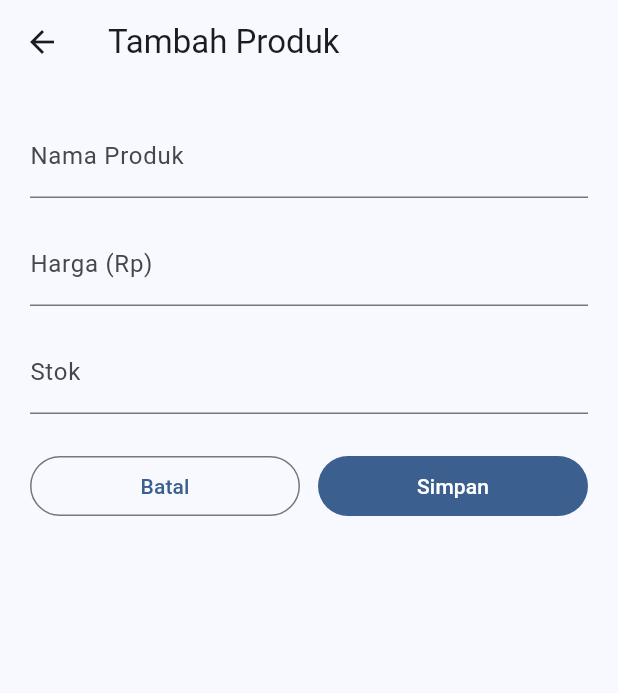
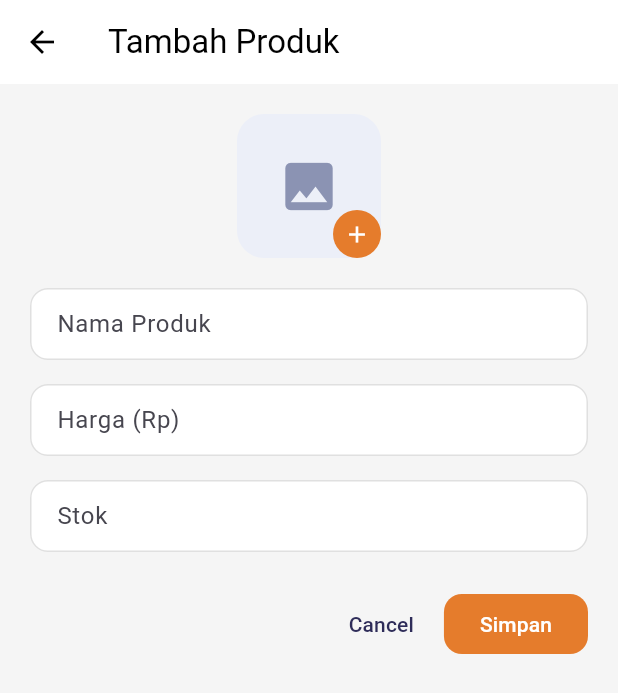
Before and after one commit to ByteDAD/mobdev-pos_2026, a Flutter app: the screen it shows after launch, after a tap on "Tambah Produk", on a phone screen of 412 x 824 dp. Shown: the top 693 px of the screen. Run offline on Flutter 3.47's test engine with Material 3 defaults, Android fonts, the phone set to English and light mode, and no system bars.

Commit message:
style: update UI theme and layout

```diff
--- a/lib/main.dart
+++ b/lib/main.dart
@@ -5,6 +5,7 @@ import 'models/pos_store.dart';
 import 'screens/about_page.dart';
 import 'screens/checkout_page.dart';
 import 'screens/products_page.dart';
+import 'theme.dart';
 
 void main() {
   runApp(const PosApp());
@@ -15,21 +16,9 @@ class PosApp extends StatelessWidget {
 
   @override
   Widget build(BuildContext context) {
-    final colorScheme = ColorScheme.fromSeed(
-      seedColor: const Color(0xFF0F5FA8),
-    );
-
     return MaterialApp(
       title: 'Simple POS',
-      theme: ThemeData(
-        colorScheme: colorScheme,
-        useMaterial3: true,
-        appBarTheme: AppBarTheme(
-          backgroundColor: colorScheme.surface,
-          foregroundColor: colorScheme.onSurface,
-          centerTitle: false,
-        ),
-      ),
+      theme: AppTheme.theme(),
       home: const HomeShell(),
     );
   }
@@ -64,7 +53,17 @@ class _HomeShellState extends State<HomeShell> {
       store: _store,
       child: Scaffold(
         appBar: AppBar(
+          leading: IconButton(
+            onPressed: () {},
+            icon: const Icon(Icons.menu),
+          ),
           title: Text(_titleForIndex(_currentIndex)),
+          actions: [
+            IconButton(
+              onPressed: () {},
+              icon: const Icon(Icons.notifications),
+            ),
+          ],
         ),
         body: SafeArea(
           child: _pages[_currentIndex],
@@ -101,9 +100,9 @@ class _HomeShellState extends State<HomeShell> {
   String _titleForIndex(int index) {
     switch (index) {
       case 0:
-        return 'Daftar Produk';
+        return 'Kelola Produk';
       case 1:
-        return 'Kasir / Checkout';
+        return 'Pembelian';
       case 2:
         return 'Tentang Saya';
       default:
--- a/lib/screens/product_form_page.dart
+++ b/lib/screens/product_form_page.dart
@@ -54,6 +54,32 @@ class _ProductFormPageState extends State<ProductFormPage> {
           child: ListView(
             padding: const EdgeInsets.all(20),
             children: [
+              Center(
+                child: Stack(
+                  alignment: Alignment.bottomRight,
+                  children: [
+                    Container(
+                      width: 96,
+                      height: 96,
+                      decoration: BoxDecoration(
+                        color: const Color(0xFFECEFF8),
+                        borderRadius: BorderRadius.circular(18),
+                      ),
+                      child: const Icon(
+                        Icons.image,
+                        size: 42,
+                        color: Color(0xFF8B93B3),
+                      ),
+                    ),
+                    CircleAvatar(
+                      radius: 16,
+                      backgroundColor: Theme.of(context).colorScheme.secondary,
+                      child: const Icon(Icons.add, color: Colors.white, size: 18),
+                    ),
+                  ],
+                ),
+              ),
+              const SizedBox(height: 20),
               TextFormField(
                 controller: _nameController,
                 decoration: const InputDecoration(labelText: 'Nama Produk'),
@@ -95,19 +121,16 @@ class _ProductFormPageState extends State<ProductFormPage> {
               ),
               const SizedBox(height: 24),
               Row(
+                mainAxisAlignment: MainAxisAlignment.end,
                 children: [
-                  Expanded(
-                    child: OutlinedButton(
-                      onPressed: () => Navigator.pop(context),
-                      child: const Text('Batal'),
-                    ),
+                  TextButton(
+                    onPressed: () => Navigator.pop(context),
+                    child: const Text('Cancel'),
                   ),
-                  const SizedBox(width: 12),
-                  Expanded(
-                    child: FilledButton(
-                      onPressed: () => _save(context),
-                      child: const Text('Simpan'),
-                    ),
+                  const SizedBox(width: 8),
+                  FilledButton(
+                    onPressed: () => _save(context),
+                    child: const Text('Simpan'),
                   ),
                 ],
               ),
--- a/lib/screens/products_page.dart
+++ b/lib/screens/products_page.dart
@@ -2,6 +2,7 @@ import 'package:flutter/material.dart';
 
 import '../models/pos_scope.dart';
 import '../models/product.dart';
+import '../widgets/search_field.dart';
 import 'product_form_page.dart';
 
 class ProductsPage extends StatefulWidget {
@@ -11,8 +12,22 @@ class ProductsPage extends StatefulWidget {
   State<ProductsPage> createState() => _ProductsPageState();
 }
 
-class _ProductsPageState extends State<ProductsPage> {
+class _ProductsPageState extends State<ProductsPage>
+    with SingleTickerProviderStateMixin {
   String _query = '';
+  late final TabController _tabController;
+
+  @override
+  void initState() {
+    super.initState();
+    _tabController = TabController(length: 1, vsync: this); // single tab
+  }
+
+  @override
+  void dispose() {
+    _tabController.dispose();
+    super.dispose();
+  }
 
   @override
   Widget build(BuildContext context) {
@@ -21,19 +36,20 @@ class _ProductsPageState extends State<ProductsPage> {
         .where((product) => product.name.toLowerCase().contains(_query))
         .toList();
 
-    return Scaffold(
-      body: Column(
+    return Column(
       children: [
+        TabBar(
+          controller: _tabController,
+          indicatorColor: Theme.of(context).colorScheme.primary,
+          labelColor: Theme.of(context).colorScheme.primary,
+          unselectedLabelColor: Colors.grey,
+          tabs: const [
+            Tab(text: 'Produk'),
+          ],
+        ),
         Padding(
-            padding: const EdgeInsets.fromLTRB(16, 16, 16, 8),
-            child: TextField(
-              decoration: InputDecoration(
-                hintText: 'Cari produk',
-                prefixIcon: const Icon(Icons.search),
-                border: OutlineInputBorder(
-                  borderRadius: BorderRadius.circular(12),
-                ),
-              ),
+          padding: const EdgeInsets.fromLTRB(16, 12, 16, 8),
+          child: SearchField(
             onChanged: (value) {
               setState(() {
                 _query = value.trim().toLowerCase(); // filter text
@@ -62,12 +78,6 @@ class _ProductsPageState extends State<ProductsPage> {
                 ),
         ),
       ],
-      ),
-      floatingActionButton: FloatingActionButton.extended(
-        onPressed: () => _openProductForm(context),
-        icon: const Icon(Icons.add),
-        label: const Text('Tambah Produk'),
-      ),
     );
   }
 
@@ -166,6 +176,16 @@ class _ProductCard extends StatelessWidget {
         padding: const EdgeInsets.all(16),
         child: Row(
           children: [
+            Container(
+              width: 48,
+              height: 48,
+              decoration: BoxDecoration(
+                color: const Color(0xFFECEFF8),
+                borderRadius: BorderRadius.circular(10),
+              ),
+              child: const Icon(Icons.image, color: Color(0xFF8B93B3)),
+            ),
+            const SizedBox(width: 12),
             Expanded(
               child: Column(
                 crossAxisAlignment: CrossAxisAlignment.start,
@@ -175,11 +195,21 @@ class _ProductCard extends StatelessWidget {
                     style: Theme.of(context).textTheme.titleMedium,
                   ),
                   const SizedBox(height: 6),
-                  Text('Harga: ${_formatRupiah(product.price)}'),
-                  Text('Stok: ${product.stock}'),
+                  Text('Rp ${product.price.round()}'),
                 ],
               ),
             ),
+            Column(
+              crossAxisAlignment: CrossAxisAlignment.end,
+              children: [
+                Text(
+                  'Stok: ${product.stock}',
+                  style: const TextStyle(color: Colors.grey),
+                ),
+                const SizedBox(height: 4),
+                Row(
+                  mainAxisSize: MainAxisSize.min,
+                  children: [
                     IconButton(
                       tooltip: 'Edit',
                       onPressed: onEdit,
@@ -192,12 +222,11 @@ class _ProductCard extends StatelessWidget {
                     ),
                   ],
                 ),
+              ],
+            ),
+          ],
+        ),
       ),
     );
   }
-
-  String _formatRupiah(double value) {
-    final rounded = value.round();
-    return 'Rp $rounded';
 }
-}
--- /dev/null
+++ b/lib/theme.dart
@@ -0,0 +1,73 @@
+import 'package:flutter/material.dart';
+
+class AppTheme {
+  static const Color primary = Color(0xFF2E2C59);
+  static const Color accent = Color(0xFFE57C2C);
+  static const Color background = Color(0xFFF5F5F5);
+  static const Color card = Colors.white;
+
+  static ThemeData theme() {
+    final colorScheme = ColorScheme.fromSeed(
+      seedColor: primary,
+      primary: primary,
+      secondary: accent,
+      background: background,
+      surface: card,
+    );
+
+    return ThemeData(
+      useMaterial3: true,
+      colorScheme: colorScheme,
+      scaffoldBackgroundColor: background,
+      appBarTheme: const AppBarTheme(
+        elevation: 0,
+        backgroundColor: Colors.white,
+        foregroundColor: Colors.black,
+        centerTitle: false,
+      ),
+      cardTheme: CardTheme(
+        color: card,
+        elevation: 2,
+        shape: RoundedRectangleBorder(
+          borderRadius: BorderRadius.circular(14),
+        ),
+      ),
+      inputDecorationTheme: InputDecorationTheme(
+        filled: true,
+        fillColor: Colors.white,
+        contentPadding: const EdgeInsets.symmetric(
+          horizontal: 14,
+          vertical: 12,
+        ),
+        border: OutlineInputBorder(
+          borderRadius: BorderRadius.circular(12),
+          borderSide: const BorderSide(color: Color(0xFFE0E0E0)),
+        ),
+        enabledBorder: OutlineInputBorder(
+          borderRadius: BorderRadius.circular(12),
+          borderSide: const BorderSide(color: Color(0xFFE0E0E0)),
+        ),
+      ),
+      filledButtonTheme: FilledButtonThemeData(
+        style: FilledButton.styleFrom(
+          backgroundColor: accent,
+          foregroundColor: Colors.white,
+          shape: RoundedRectangleBorder(
+            borderRadius: BorderRadius.circular(12),
+          ),
+        ),
+      ),
+      floatingActionButtonTheme: const FloatingActionButtonThemeData(
+        backgroundColor: primary,
+        foregroundColor: Colors.white,
+      ),
+      navigationBarTheme: NavigationBarThemeData(
+        backgroundColor: Colors.white,
+        indicatorColor: accent.withOpacity(0.15),
+        labelTextStyle: WidgetStatePropertyAll(
+          TextStyle(fontWeight: FontWeight.w600),
+        ),
+      ),
+    );
+  }
+}
--- /dev/null
+++ b/lib/widgets/search_field.dart
@@ -0,0 +1,27 @@
+import 'package:flutter/material.dart';
+
+class SearchField extends StatelessWidget {
+  const SearchField({
+    super.key,
+    required this.onChanged,
+    this.hintText = 'Ketik sesuatu',
+  });
+
+  final ValueChanged<String> onChanged;
+  final String hintText;
+
+  @override
+  Widget build(BuildContext context) {
+    return TextField(
+      onChanged: onChanged,
+      decoration: InputDecoration(
+        hintText: hintText,
+        prefixIcon: const Icon(Icons.search),
+        suffixIcon: IconButton(
+          onPressed: () {},
+          icon: const Icon(Icons.tune),
+        ),
+      ),
+    );
+  }
+}
```
Also changed, not shown: lib/screens/about_page.dart (+17 -10 lines), lib/screens/checkout_page.dart (+36 -11 lines), lib/screens/purchase_form_page.dart (+11 -14 lines). Lines whose indentation alone changed are shown as unchanged.
